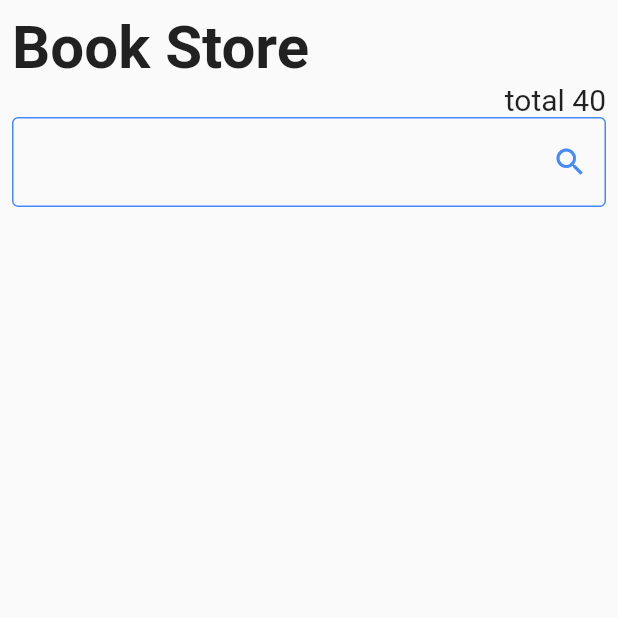
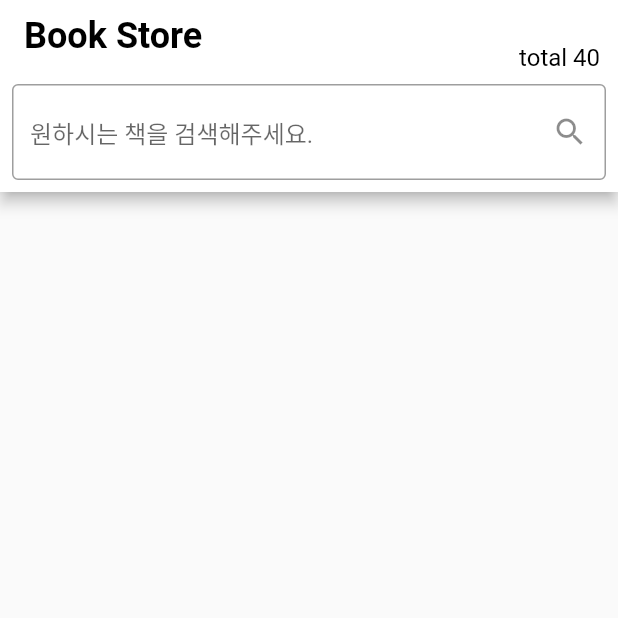
Before and after one commit to Danithub/inflearn_book_store, a Flutter app: the screen it shows after launch, on a phone screen of 412 x 824 dp, the top half of it. Run offline on Flutter 3.47's test engine with Material 2 defaults, Android fonts, the phone set to English and light mode, and no system bars.

Commit message:
App Bar 적용

```diff
--- a/lib/main.dart
+++ b/lib/main.dart
@@ -1,9 +1,18 @@
 // ignore_for_file: sort_child_properties_last
 
+import 'package:book_store/book_service.dart';
 import 'package:flutter/material.dart';
+import 'package:provider/provider.dart';
 
 void main() {
-  runApp(const MyApp());
+  runApp(
+    MultiProvider(
+      providers: [
+        ChangeNotifierProvider(create: (context) => BookService()),
+      ],
+      child: MyApp(),
+    ),
+  );
 }
 
 class MyApp extends StatelessWidget {
@@ -18,84 +27,59 @@ class MyApp extends StatelessWidget {
   }
 }
 
-class HomePage extends StatelessWidget {
+class HomePage extends StatefulWidget {
   HomePage({Key? key}) : super(key: key);
+
+  @override
+  State<HomePage> createState() => _HomePageState();
+}
+
+class _HomePageState extends State<HomePage> {
+  var searchController = TextEditingController();
 
   @override
   Widget build(BuildContext context) {
     return Scaffold(
-      body: SafeArea(
-        child: Padding(
-          padding: const EdgeInsets.all(8.0),
-          child: Column(
-              mainAxisAlignment: MainAxisAlignment.start,
-              crossAxisAlignment: CrossAxisAlignment.start,
-              children: [
-                Text(
-                  'Book Store',
+      appBar: AppBar(
+        backgroundColor: Colors.white,
+        centerTitle: false,
+        title: Text(
+          "Book Store",
           style: TextStyle(
-                    fontSize: 40,
-                    fontWeight: FontWeight.bold,
+              fontSize: 24, fontWeight: FontWeight.bold, color: Colors.black),
         ),
-                  textAlign: TextAlign.start,
-                ),
-                Align(
+        actions: [
+          Container(
+            alignment: Alignment.bottomCenter,
+            padding: EdgeInsets.only(right: 12),
             child: Text(
               "total 40",
               style: TextStyle(
-                      fontSize: 20,
+                color: Colors.black,
+                fontSize: 16,
               ),
             ),
-                  alignment: Alignment.centerRight,
+          )
+        ],
+        bottom: PreferredSize(
+          preferredSize: Size(double.infinity, 72),
+          child: Padding(
+            padding: const EdgeInsets.all(8.0),
+            child: TextField(
+              controller: searchController,
+              decoration: InputDecoration(
+                hintText: "원하시는 책을 검색해주세요.",
+                border: OutlineInputBorder(
+                  borderSide: BorderSide(color: Colors.black),
                 ),
-                SizedBox(
-                  height: 100,
-                  child: TextField(
-                    style: TextStyle(fontSize: 20, height: 2),
-                    decoration: InputDecoration(
-                      contentPadding: const EdgeInsets.symmetric(
-                          vertical: 10.0, horizontal: 20.0),
-                      border: const OutlineInputBorder(
-                        borderRadius: BorderRadius.all(Radius.circular(4.0)),
-                      ),
-                      enabledBorder: const OutlineInputBorder(
-                        borderSide:
-                            BorderSide(color: Colors.blueAccent, width: 1.0),
-                        borderRadius: BorderRadius.all(Radius.circular(4.0)),
-                      ),
-                      focusedBorder: const OutlineInputBorder(
-                        borderSide:
-                            BorderSide(color: Colors.blueAccent, width: 2.0),
-                        borderRadius: BorderRadius.all(Radius.circular(4.0)),
-                      ),
-                      suffixIcon: Icon(
-                        Icons.search,
-                        color: Colors.blueAccent,
+                suffixIcon: IconButton(
+                  onPressed: () {},
+                  icon: Icon(Icons.search),
                 ),
               ),
+              onSubmitted: (value) {},
             ),
           ),
-                // ListView.separated(
-                //     itemBuilder: (context, index) {
-                //       return Row(
-                //         children: [
-                //           Image.network(""),
-                //           Column(
-                //             children: [
-                //               Text("title"),
-                //               Text("description"),
-                //             ],
-                //           ),
-                //         ],
-                //       );
-                //     },
-                //     separatorBuilder: (context, index) {
-                //       return SizedBox(
-                //         height: 12,
-                //       );
-                //     },
-                //     itemCount: 1),
-              ]),
         ),
       ),
     );
```
Lines whose indentation alone changed are shown as unchanged.
